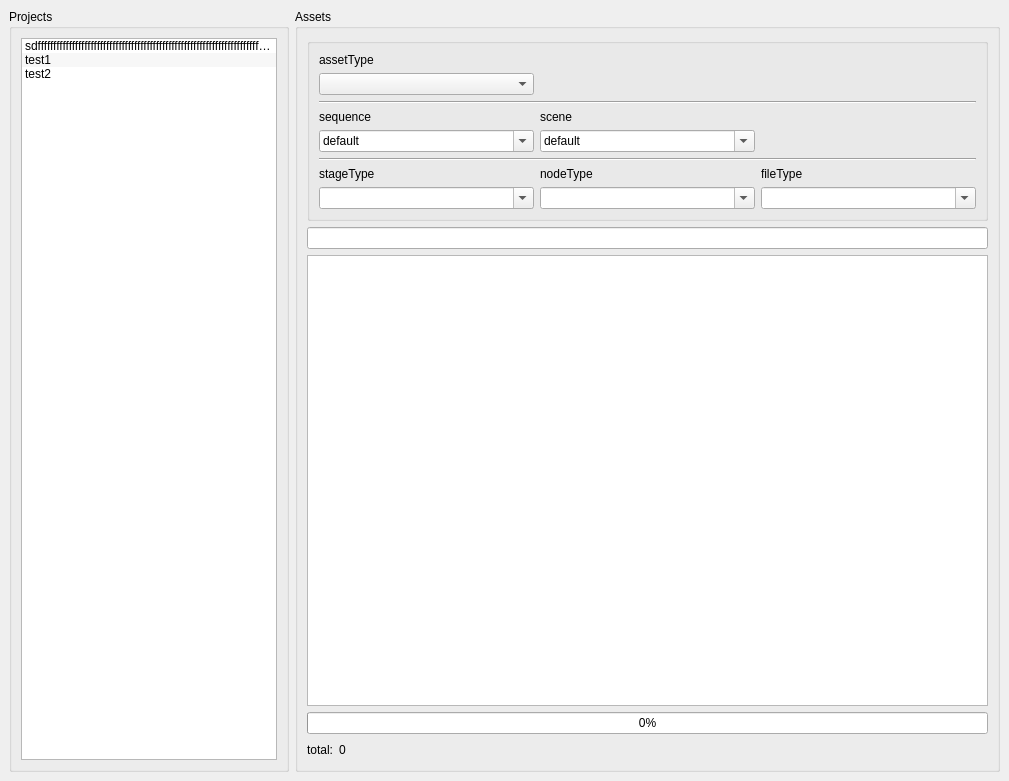
First picture: the form in rbhusUI/lib/qt5/rbhusPipe_assImporter/ui_main.ui, repository aumanimationstudios/rbhus, before the edit.
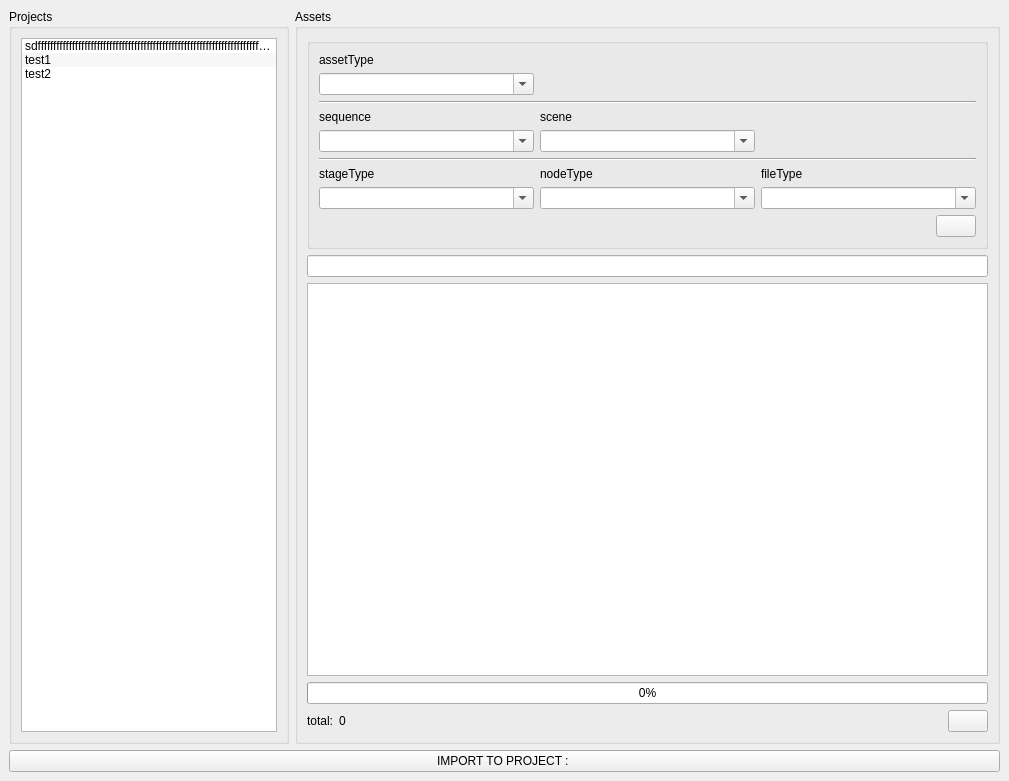
Second picture: the form after the edit.

What changed in the file:
```diff
--- a/rbhusUI/lib/qt5/rbhusPipe_assImporter/ui_main.ui
+++ b/rbhusUI/lib/qt5/rbhusPipe_assImporter/ui_main.ui
@@ -145,7 +145,10 @@
               <item row="2" column="0">
                <widget class="QComboBox" name="comboAssType">
                 <property name="editable">
-                 <bool>false</bool>
+                 <bool>true</bool>
+                </property>
+                <property name="insertPolicy">
+                 <enum>QComboBox::InsertAlphabetically</enum>
                 </property>
                </widget>
               </item>
@@ -185,11 +188,9 @@
                 <property name="editable">
                  <bool>true</bool>
                 </property>
-                <item>
-                 <property name="text">
-                  <string>default</string>
-                 </property>
-                </item>
+                <property name="insertPolicy">
+                 <enum>QComboBox::InsertAlphabetically</enum>
+                </property>
                </widget>
               </item>
               <item row="5" column="0">
@@ -197,11 +198,9 @@
                 <property name="editable">
                  <bool>true</bool>
                 </property>
-                <item>
-                 <property name="text">
-                  <string>default</string>
-                 </property>
-                </item>
+                <property name="insertPolicy">
+                 <enum>QComboBox::InsertAlphabetically</enum>
+                </property>
                </widget>
               </item>
               <item row="8" column="1">
@@ -241,6 +240,30 @@
               </item>
              </layout>
             </item>
+            <item row="1" column="0">
+             <layout class="QHBoxLayout" name="horizontalLayout_4">
+              <item>
+               <spacer name="horizontalSpacer_2">
+                <property name="orientation">
+                 <enum>Qt::Horizontal</enum>
+                </property>
+                <property name="sizeHint" stdset="0">
+                 <size>
+                  <width>40</width>
+                  <height>20</height>
+                 </size>
+                </property>
+               </spacer>
+              </item>
+              <item>
+               <widget class="QPushButton" name="pushRefreshFilters">
+                <property name="text">
+                 <string/>
+                </property>
+               </widget>
+              </item>
+             </layout>
+            </item>
            </layout>
           </widget>
          </item>
@@ -312,6 +335,13 @@
              </property>
             </spacer>
            </item>
+           <item>
+            <widget class="QPushButton" name="pushRefresh">
+             <property name="text">
+              <string/>
+             </property>
+            </widget>
+           </item>
           </layout>
          </item>
         </layout>
@@ -319,6 +349,13 @@
       </item>
      </layout>
     </item>
+    <item row="1" column="0">
+     <widget class="QPushButton" name="pushImport">
+      <property name="text">
+       <string>IMPORT TO PROJECT : </string>
+      </property>
+     </widget>
+    </item>
    </layout>
   </widget>
  </widget>
```
Left out of the diff: 13 changed lines with no effect on the pictures.
